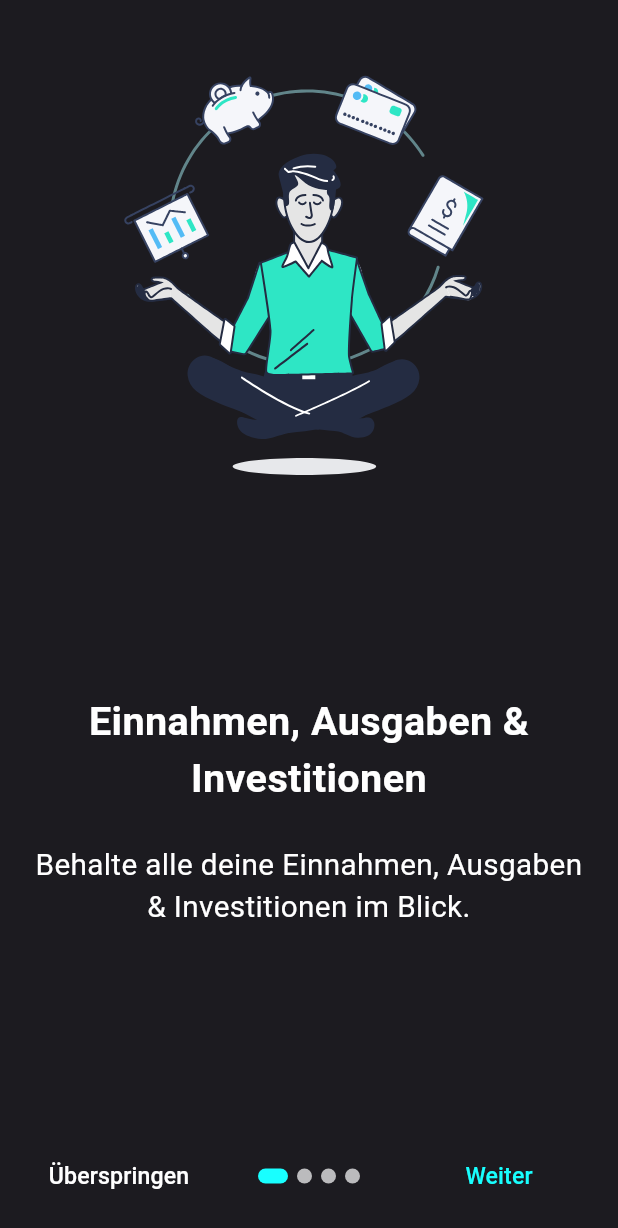
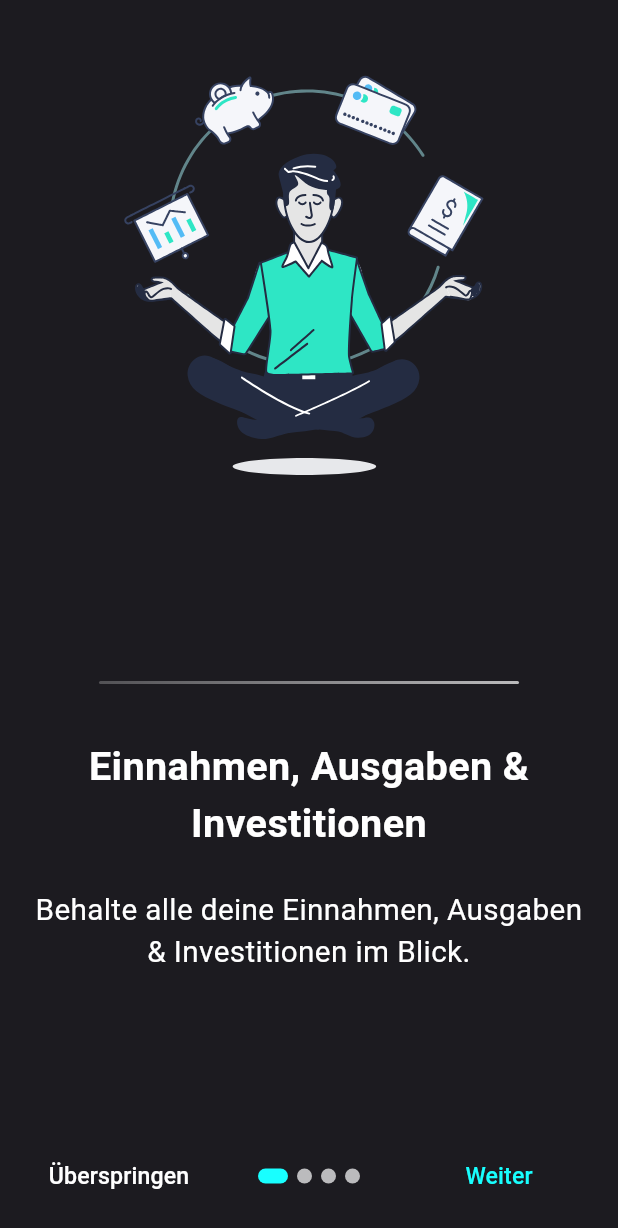
Before and after one commit to Marcel9494/Moneybook, a Flutter app: the IntroductionPage screen opened by its route, on a phone screen of 412 x 824 dp. Shown: the top 1228 px of the screen. Run offline on Flutter 3.47's test engine with Material 3 defaults, Android fonts, the phone set to English and light mode, and no system bars; drawn by our look-alikes of introduction_screen; our stand-ins replace another_flushbar, bloc, dartz, equatable, file_picker, fl_chart and 13 more; missing offline and left inert: country_flags; accounts and stored records are empty; network calls fail.

Commit message:
Weitere Animationen implementiert
- Weitere Animationen in Hauptseiten implementiert und für die Einführungsseiten.
- Widgets (Animationen und Linie) ausgelagert in eigene Widgets für Wiederverwendung.

```diff
--- a/assets/languages/de.json
+++ b/assets/languages/de.json
@@ -43,7 +43,6 @@
   "schulden_beschreibung": "Konten, die vom Kredittyp sind oder einen negativen Betrag haben, werden als Schulden klassifiziert.",
   "konto": "Konto",
   "konten": "Konten",
-  "kontoübersicht": "Kontoübersicht",
   "konto_auswählen": "Konto auswählen",
   "kontotyp_auswählen": "Kontotyp auswählen",
   "kontotyp": "Kontotyp",
--- a/assets/languages/en.json
+++ b/assets/languages/en.json
@@ -43,7 +43,6 @@
   "schulden_beschreibung": "Accounts that have the type credit or have a negative amount are classified as debts.",
   "konto": "Account",
   "konten": "Accounts",
-  "kontoübersicht": "Account Overview",
   "konto_auswählen": "Select account",
   "kontotyp_auswählen": "Select account type",
   "kontotyp": "Account type",
--- a/lib/shared/presentation/pages/introduction_page.dart
+++ b/lib/shared/presentation/pages/introduction_page.dart
@@ -10,7 +10,9 @@ import '../../../core/utils/currency_helper.dart';
 import '../../../features/user/domain/entities/user.dart';
 import '../../../features/user/presentation/bloc/user_bloc.dart' as user;
 import '../bloc/shared_bloc.dart';
+import '../widgets/animations/text_fade_animation.dart';
 import '../widgets/arguments/bottom_nav_bar_arguments.dart';
+import '../widgets/deco/gradient_line.dart';
 
 class IntroductionPage extends StatefulWidget {
   const IntroductionPage({super.key});
@@ -46,17 +48,29 @@ class _IntroductionPageState extends State<IntroductionPage> {
       pages: [
         PageViewModel(
           titleWidget: Padding(
-            padding: EdgeInsets.only(top: 48.0),
-            child: Text(
-              AppLocalizations.of(context).translate('erste_einführungsseite_titel'),
-              style: TextStyle(color: Colors.white, fontWeight: FontWeight.bold, fontSize: 24.0),
-              textAlign: TextAlign.center,
+            padding: EdgeInsets.only(top: 40.0),
+            child: Column(
+              mainAxisSize: MainAxisSize.min,
+              children: [
+                const GradientLine(),
+                const SizedBox(height: 24.0),
+                TextFadeAnimation(
+                  text: AppLocalizations.of(context).translate('erste_einführungsseite_titel'),
+                  style: TextStyle(
+                    color: Colors.white,
+                    fontWeight: FontWeight.bold,
+                    fontSize: 24.0,
+                  ),
+                ),
+              ],
             ),
           ),
-          bodyWidget: Text(
-            AppLocalizations.of(context).translate('erste_einführungsseite_text'),
-            style: TextStyle(color: Colors.white, fontSize: 18.0),
-            textAlign: TextAlign.center,
+          bodyWidget: TextFadeAnimation(
+            text: AppLocalizations.of(context).translate('erste_einführungsseite_text'),
+            style: TextStyle(
+              color: Colors.white,
+              fontSize: 18.0,
+            ),
           ),
           image: Padding(
             padding: const EdgeInsets.only(top: 40.0),
@@ -69,16 +83,28 @@ class _IntroductionPageState extends State<IntroductionPage> {
         PageViewModel(
           titleWidget: Padding(
             padding: EdgeInsets.only(top: 48.0),
-            child: Text(
-              AppLocalizations.of(context).translate('zweite_einführungsseite_titel'),
-              style: TextStyle(color: Colors.white, fontWeight: FontWeight.bold, fontSize: 24.0),
-              textAlign: TextAlign.center,
+            child: Column(
+              mainAxisSize: MainAxisSize.min,
+              children: [
+                const GradientLine(),
+                const SizedBox(height: 24.0),
+                TextFadeAnimation(
+                  text: AppLocalizations.of(context).translate('zweite_einführungsseite_titel'),
+                  style: TextStyle(
+                    color: Colors.white,
+                    fontWeight: FontWeight.bold,
+                    fontSize: 24.0,
+                  ),
+                ),
+              ],
             ),
           ),
-          bodyWidget: Text(
-            AppLocalizations.of(context).translate('zweite_einführungsseite_text'),
-            style: TextStyle(color: Colors.white, fontSize: 18.0),
-            textAlign: TextAlign.center,
+          bodyWidget: TextFadeAnimation(
+            text: AppLocalizations.of(context).translate('zweite_einführungsseite_text'),
+            style: TextStyle(
+              color: Colors.white,
+              fontSize: 18.0,
+            ),
           ),
           image: Padding(
             padding: const EdgeInsets.only(top: 40.0),
@@ -91,16 +117,28 @@ class _IntroductionPageState extends State<IntroductionPage> {
         PageViewModel(
           titleWidget: Padding(
             padding: EdgeInsets.only(top: 48.0),
-            child: Text(
-              AppLocalizations.of(context).translate('dritte_einführungsseite_titel'),
-              style: TextStyle(color: Colors.white, fontWeight: FontWeight.bold, fontSize: 24.0),
-              textAlign: TextAlign.center,
+            child: Column(
+              mainAxisSize: MainAxisSize.min,
+              children: [
+                const GradientLine(),
+                const SizedBox(height: 24.0),
+                TextFadeAnimation(
+                  text: AppLocalizations.of(context).translate('dritte_einführungsseite_titel'),
+                  style: TextStyle(
+                    color: Colors.white,
+                    fontWeight: FontWeight.bold,
+                    fontSize: 24.0,
+                  ),
+                ),
+              ],
             ),
           ),
-          bodyWidget: Text(
-            AppLocalizations.of(context).translate('dritte_einführungsseite_text'),
-            style: TextStyle(color: Colors.white, fontSize: 18.0),
-            textAlign: TextAlign.center,
+          bodyWidget: TextFadeAnimation(
+            text: AppLocalizations.of(context).translate('dritte_einführungsseite_text'),
+            style: TextStyle(
+              color: Colors.white,
+              fontSize: 18.0,
+            ),
           ),
           image: Padding(
             padding: const EdgeInsets.only(top: 40.0),
@@ -113,16 +151,28 @@ class _IntroductionPageState extends State<IntroductionPage> {
         PageViewModel(
           titleWidget: Padding(
             padding: EdgeInsets.only(top: 48.0),
-            child: Text(
-              AppLocalizations.of(context).translate('vierte_einführungsseite_titel'),
-              style: TextStyle(color: Colors.white, fontWeight: FontWeight.bold, fontSize: 24.0),
-              textAlign: TextAlign.center,
+            child: Column(
+              mainAxisSize: MainAxisSize.min,
+              children: [
+                const GradientLine(),
+                const SizedBox(height: 24.0),
+                TextFadeAnimation(
+                  text: AppLocalizations.of(context).translate('vierte_einführungsseite_titel'),
+                  style: TextStyle(
+                    color: Colors.white,
+                    fontWeight: FontWeight.bold,
+                    fontSize: 24.0,
+                  ),
+                ),
+              ],
             ),
           ),
-          bodyWidget: Text(
-            AppLocalizations.of(context).translate('vierte_einführungsseite_text'),
-            style: TextStyle(color: Colors.white, fontSize: 18.0),
-            textAlign: TextAlign.center,
+          bodyWidget: TextFadeAnimation(
+            text: AppLocalizations.of(context).translate('vierte_einführungsseite_text'),
+            style: TextStyle(
+              color: Colors.white,
+              fontSize: 18.0,
+            ),
           ),
           image: Padding(
             padding: const EdgeInsets.only(top: 40.0),
--- /dev/null
+++ b/lib/shared/presentation/widgets/animations/text_fade_animation.dart
@@ -0,0 +1,43 @@
+import 'package:flutter/material.dart';
+
+class TextFadeAnimation extends StatefulWidget {
+  final String text;
+  final TextStyle style;
+
+  const TextFadeAnimation({
+    super.key,
+    required this.text,
+    required this.style,
+  });
+
+  @override
+  State<TextFadeAnimation> createState() => _TextFadeAnimationState();
+}
+
+class _TextFadeAnimationState extends State<TextFadeAnimation> {
+  double _opacity = 0.0;
+
+  @override
+  void initState() {
+    super.initState();
+    Future.delayed(Duration(milliseconds: 200), () {
+      setState(() {
+        _opacity = 1.0;
+      });
+    });
+  }
+
+  @override
+  Widget build(BuildContext context) {
+    return AnimatedOpacity(
+      duration: Duration(milliseconds: 1000),
+      curve: Curves.easeInOut,
+      opacity: _opacity,
+      child: Text(
+        widget.text,
+        style: widget.style,
+        textAlign: TextAlign.center,
+      ),
+    );
+  }
+}
--- /dev/null
+++ b/lib/shared/presentation/widgets/deco/gradient_line.dart
@@ -0,0 +1,20 @@
+import 'package:flutter/material.dart';
+
+class GradientLine extends StatelessWidget {
+  const GradientLine({super.key});
+
+  @override
+  Widget build(BuildContext context) {
+    return Container(
+      width: 280,
+      height: 2,
+      margin: const EdgeInsets.only(bottom: 12.0),
+      decoration: BoxDecoration(
+        gradient: LinearGradient(
+          colors: [Colors.white24, Colors.white70],
+        ),
+        borderRadius: BorderRadius.circular(8.0),
+      ),
+    );
+  }
+}
```
Also changed, not shown: lib/features/budgets/presentation/pages/budget_list_page.dart (+47 -5 lines), lib/features/statistics/presentation/pages/statistic_page.dart (+44 -3 lines), lib/shared/presentation/widgets/animations/text_line_animation.dart (added, +95 -0 lines), lib/shared/presentation/widgets/navigation_widgets/navigation_widget.dart (+7 -3 lines).
